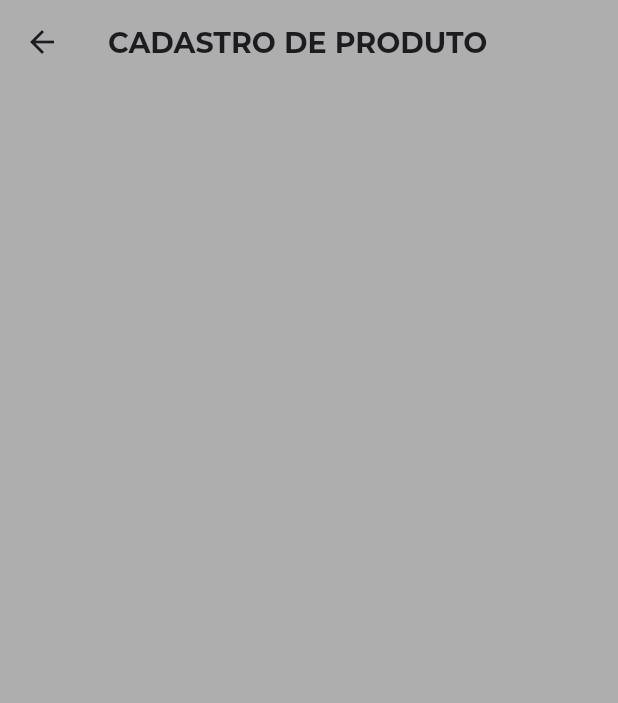
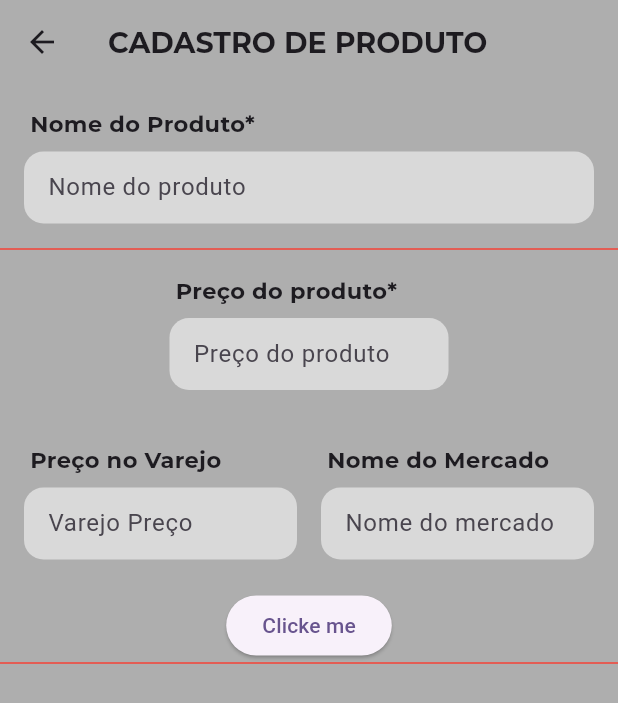
Before and after one commit to C-Brener/MarketToGoApp, a Flutter app: the MainPage screen opened directly, after a tap on an icon or button, on a phone screen of 412 x 824 dp. Shown: the top 703 px of the screen. Run offline on Flutter 3.47's test engine with Material 3 defaults, Android fonts, the phone set to English and light mode, and no system bars; our stand-ins replace flutter_phosphor_icons; network calls fail; project files that could hold a hidden picture were left out.

```diff
--- /dev/null
+++ b/lib/components/empty.dart
@@ -0,0 +1,27 @@
+import 'package:flutter/material.dart';
+import 'package:flutter_phosphor_icons/flutter_phosphor_icons.dart';
+
+class Empty extends StatelessWidget {
+  const Empty({super.key});
+
+  @override
+  Widget build(BuildContext context) {
+    return const Center(
+      child: Column(
+        mainAxisAlignment: MainAxisAlignment.center,
+        children: [
+          Icon(
+            PhosphorIcons.battery_empty,
+            size: 100,
+            color: Colors.grey,
+          ),
+          SizedBox(height: 16),
+          Text(
+            'Nenhum dado disponível',
+            style: TextStyle(fontSize: 16, color: Colors.grey),
+          ),
+        ],
+      ),
+    );
+  }
+}
--- a/lib/components/register_bottom_sheet.dart
+++ b/lib/components/register_bottom_sheet.dart
@@ -1,7 +1,7 @@
 import 'package:flutter/material.dart';
 import 'package:market_to_go/components/input_field.dart';
 import 'package:market_to_go/components/primary_button.dart';
-import 'package:market_to_go/models/register_model.dart';
+import 'package:market_to_go/data/models/register_model.dart';
 import 'package:market_to_go/screen/main_page.dart';
 
 class RegisterForm extends StatefulWidget {
@@ -83,7 +83,6 @@ class _RegisterFormState extends State<RegisterForm> {
                       confirmPassword: confirmPassword,
                       password: password
                     );
-                    print("Testando ${registerModel?.email}");
                     Navigator.push(context, MaterialPageRoute(builder: ((context) => const MainPage())));
                   },
                   textButton: "Concluir"
--- a/lib/components/text_input.dart
+++ b/lib/components/text_input.dart
@@ -1 +1,36 @@
-ste
+import 'package:flutter/material.dart';
+import 'package:market_to_go/components/input_field.dart';
+
+class TextInput extends StatelessWidget {
+  final String textTitleComponent;
+  final String placeHolder;
+  final void Function(String) getText;
+  const TextInput(
+      {super.key,
+      required this.textTitleComponent,
+      required this.placeHolder,
+      required this.getText});
+
+  @override
+  Widget build(BuildContext context) {
+    return Column(
+      crossAxisAlignment: CrossAxisAlignment.start,
+      children: [
+        Padding(
+          padding: const EdgeInsets.fromLTRB(4, 0, 0, 8),
+          child: Text(
+            textTitleComponent,
+            style: const TextStyle(
+                fontFamily: "Montserrat",
+                fontSize: 15,
+                fontWeight: FontWeight.bold),
+          ),
+        ),
+        InputField(
+            typeOfInput: TextInputType.name,
+            textPlaceHolder: placeHolder,
+            getText: getText)
+      ],
+    );
+  }
+}
--- /dev/null
+++ b/lib/data/models/product_model.dart
@@ -0,0 +1,29 @@
+class ProductModel {
+  String name;
+  double price;
+  double salePrice;
+  double retailPrice;
+  String description;
+  String market;
+  String category;
+
+  ProductModel(
+      {required this.name,
+      required this.price,
+      required this.salePrice,
+      required this.retailPrice,
+      required this.description,
+      required this.category,
+      required this.market});
+
+  factory ProductModel.fromMap(Map<String, dynamic> map) {
+    return ProductModel(
+        name: map['name'],
+        price: map['price'].toDouble(),
+        salePrice: 5.0,
+        retailPrice: 5.0,
+        description: map['name'],
+        category: "arrorz",
+        market: map['market']);
+  }
+}
--- /dev/null
+++ b/lib/data/repository/product_repository.dart
@@ -0,0 +1,54 @@
+import 'dart:convert';
+
+import 'package:market_to_go/data/http/http_client.dart';
+import 'package:market_to_go/data/models/product_model.dart';
+
+abstract class IProductRepository {
+  Future<List<ProductModel>> getProducts();
+  createProduct(ProductModel body);
+}
+
+class ProductRepository implements IProductRepository {
+  final IHttpClient client;
+
+  ProductRepository({required this.client});
+
+  @override
+  Future<List<ProductModel>> getProducts() async {
+    final response =
+        await client.get(url: 'http://10.0.2.2:5000/products/find');
+
+    if (response.statusCode == 200) {
+      final List<ProductModel> products = [];
+
+      final body = jsonDecode(response.body);
+
+      body['products'].map((item) {
+        final ProductModel product = ProductModel.fromMap(item);
+        products.add(product);
+      }).toList();
+      return products;
+    } else {
+      throw Exception("Error");
+    }
+  }
+
+  @override
+  createProduct(ProductModel body) async {
+    final Map<String, dynamic> requestBody = {
+      "name": body.name,
+      "price": body.price,
+      "finished_date": "${DateTime.now()}",
+      "market": body.market
+    };
+
+    final jsonString = jsonEncode(requestBody);
+    final response = await client.post(
+        url: 'http://10.0.2.2:5000/products/register', body: jsonString);
+
+    if (response.statusCode == 200) {
+    } else {
+      throw Exception("Error");
+    }
+  }
+}
--- a/lib/screen/App.dart
+++ b/lib/screen/App.dart
@@ -1,5 +1,5 @@
 import 'package:flutter/material.dart';
-import 'package:market_to_go/screen/Login.dart';
+import 'package:market_to_go/screen/login.dart';
 
 class App extends StatefulWidget {
   const App({super.key});
--- a/lib/screen/login.dart
+++ b/lib/screen/login.dart
@@ -1,11 +1,11 @@
 import 'package:flutter/material.dart';
-import 'package:market_to_go/components/Welcome.dart';
 import 'package:market_to_go/components/aboutit.dart';
 import 'package:market_to_go/components/alreadyhave.dart';
 import 'package:market_to_go/components/ggsign.dart';
 import 'package:market_to_go/components/primary_button.dart';
 import 'package:market_to_go/components/register_bottom_sheet.dart';
 import 'package:market_to_go/components/signin.dart';
+import 'package:market_to_go/components/welcome.dart';
 
 class Login extends StatelessWidget {
   const Login({super.key});
@@ -23,8 +23,7 @@ class Login extends StatelessWidget {
       ),
       child: Scaffold(
         backgroundColor: Colors.transparent,
-        body: Container(
-              child: SizedBox(
+        body: SizedBox(
           width: double.infinity,
           child: Padding(
             padding: const EdgeInsets.fromLTRB(12, 46.0, 0, 0),
@@ -72,7 +71,6 @@ class Login extends StatelessWidget {
           ),
         ),
       ),
-      ),
     );
   }
 }
--- a/lib/screen/main_page.dart
+++ b/lib/screen/main_page.dart
@@ -1,9 +1,29 @@
 import 'package:flutter/material.dart';
 import 'package:flutter_phosphor_icons/flutter_phosphor_icons.dart';
+import 'package:market_to_go/components/card_product_item.dart';
+import 'package:market_to_go/components/empty.dart';
+import 'package:market_to_go/components/error.dart';
+import 'package:market_to_go/data/http/http_client.dart';
+import 'package:market_to_go/data/repository/product_repository.dart';
+import 'package:market_to_go/screen/product_store.dart';
 import 'package:market_to_go/screen/product_register_screen.dart';
 
-class MainPage extends StatelessWidget {
+class MainPage extends StatefulWidget {
   const MainPage({super.key});
+
+  @override
+  State<MainPage> createState() => _MainPageState();
+}
+
+class _MainPageState extends State<MainPage> {
+  final ProductStore store =
+      ProductStore(repository: ProductRepository(client: HttpClient()));
+
+  @override
+  void initState() {
+    super.initState();
+    store.getProducts();
+  }
 
   @override
   Widget build(BuildContext context) {
@@ -13,13 +33,19 @@ class MainPage extends StatelessWidget {
           image: DecorationImage(
               image: AssetImage('assets/images/Background_mainPage.png'),
               fit: BoxFit.contain,
-          alignment: Alignment(0.0, -0.3)
-          )
-      ),
+              alignment: Alignment(0.0, -0.3))),
       child: Scaffold(
         floatingActionButton: ElevatedButton(
             onPressed: () {
-            Navigator.push(context, MaterialPageRoute(builder: (context) => const RegisterProduct()));
+              Navigator.push(
+                  context,
+                  MaterialPageRoute(
+                      builder: (context) =>
+                          RegisterProduct(registerProduct: (data) {
+                            Navigator.of(context).pop(true);
+                            store.createProduct(body: data);
+                            store.getProducts();
+                          })));
             },
             child: const Icon(
               PhosphorIcons.plus_bold,
@@ -27,27 +53,31 @@ class MainPage extends StatelessWidget {
               color: Colors.black,
             )),
         backgroundColor: Colors.transparent,
-        body: const SizedBox(
-          width: double.infinity,
-          child: Padding(
-            padding: EdgeInsets.fromLTRB(12, 46.0, 0, 0),
-            child: Column(
-              mainAxisAlignment: MainAxisAlignment.start,
-              children: [
-                Column(
-                  children: [
-
-                  ],
-                )
-              ],
-            ),
-          ),
+        body: Padding(
+          padding: const EdgeInsets.fromLTRB(12, 46.0, 0, 0),
+          child: AnimatedBuilder(
+              animation:
+                  Listenable.merge([store.isLoading, store.erro, store.state]),
+              builder: (context, child) {
+                if (store.isLoading.value) {
+                  return const CircularProgressIndicator();
+                }
+                if (store.erro.value.isNotEmpty) {
+                  return const ErrorComponent();
+                }
+                if (store.state.value.isEmpty) {
+                  return const Empty();
+                } else {
+                  final items = store.state.value;
+                  return ListView.builder(
+                      itemCount: items.length,
+                      itemBuilder: (context, index) {
+                        return CardProductItem(name: items[index].name , price: items[index].price, market: items[index].market,);
+                      });
+                }
+              }),
         ),
       ),
     );
   }
 }
-
-
-
-                              // Navigator.push(context, MaterialPageRoute(builder: ((context) => const RegisterProduct())));
--- a/lib/screen/product_register_screen.dart
+++ b/lib/screen/product_register_screen.dart
@@ -1,8 +1,19 @@
 import 'package:flutter/material.dart';
+import 'package:market_to_go/components/text_input.dart';
+import 'package:market_to_go/data/models/product_model.dart';
 
-class RegisterProduct extends StatelessWidget {
-  const RegisterProduct({super.key});
+class RegisterProduct extends StatefulWidget {
+  final void Function(ProductModel) registerProduct;
+  const RegisterProduct({super.key, required this.registerProduct});
 
+  @override
+  State<RegisterProduct> createState() => _RegisterProductState();
+}
+
+class _RegisterProductState extends State<RegisterProduct> {
+  var name = "";
+  var market = "";
+  var price = 0.0;
   @override
   Widget build(BuildContext context) {
     return Scaffold(
@@ -17,10 +28,72 @@ class RegisterProduct extends StatelessWidget {
           ),
         ),
       ),
-      backgroundColor: Color.fromARGB(255, 174, 174, 174),
+      backgroundColor: const Color.fromARGB(255, 174, 174, 174),
       body: Column(
         children: [
-
+          Padding(
+            padding: const EdgeInsets.all(16.0),
+            child: TextInput(
+                textTitleComponent: "Nome do Produto*",
+                placeHolder: "Nome do produto",
+                getText: (nameProduct) => {name = nameProduct}),
+          ),
+          const Divider(
+            height: 2,
+            color: Colors.red,
+          ),
+          Column(
+            crossAxisAlignment: CrossAxisAlignment.center,
+            children: [
+              Padding(
+                padding:
+                    const EdgeInsets.symmetric(horizontal: 113, vertical: 16),
+                child: TextInput(
+                    textTitleComponent: "Preço do produto*",
+                    placeHolder: "Preço do produto",
+                    getText: (priceProduct) =>
+                        {price = double.parse(priceProduct)}),
+              ),
+              Padding(
+                padding:
+                    const EdgeInsets.symmetric(horizontal: 16, vertical: 20),
+                child: Flex(
+                  direction: Axis.horizontal,
+                  children: [
+                    Expanded(
+                      child: TextInput(
+                          textTitleComponent: "Preço no Varejo",
+                          placeHolder: "Varejo Preço",
+                          getText: (text) => {}),
+                    ),
+                    const Padding(padding: EdgeInsets.fromLTRB(16, 0, 0, 0)),
+                    Expanded(
+                      child: TextInput(
+                          textTitleComponent: "Nome do Mercado",
+                          placeHolder: "Nome do mercado",
+                          getText: (text) => {market = text}),
+                    )
+                  ],
+                ),
+              ),
+              ElevatedButton(
+                  onPressed: () {
+                    widget.registerProduct(ProductModel(
+                        name: name,
+                        price: price,
+                        salePrice: 12,
+                        retailPrice: 1,
+                        description: name,
+                        category: "category",
+                        market: market));
+                  },
+                  child: const Text("Clicke me"))
+            ],
+          ),
+          const Divider(
+            height: 2,
+            color: Colors.red,
+          ),
         ],
       ),
     );
--- /dev/null
+++ b/lib/screen/product_store.dart
@@ -0,0 +1,39 @@
+import 'dart:developer';
+
+import 'package:flutter/material.dart';
+import 'package:market_to_go/data/models/product_model.dart';
+import 'package:market_to_go/data/repository/product_repository.dart';
+
+class ProductStore {
+  final IProductRepository repository;
+  //Loading
+  final ValueNotifier<bool> isLoading = ValueNotifier<bool>(false);
+
+  //state screen
+  final ValueNotifier<List<ProductModel>> state = ValueNotifier([]);
+
+  // error
+
+  final ValueNotifier<String> erro = ValueNotifier("");
+
+  ProductStore({required this.repository});
+
+  Future getProducts() async {
+    isLoading.value = true;
+    try {
+      final result = await repository.getProducts();
+      state.value = result;
+    } catch (e) {
+      erro.value = "";
+    }
+    isLoading.value = false;
+  }
+
+  createProduct({required ProductModel body}) {
+    try {
+      repository.createProduct(body);
+    } catch (e) {
+      log(e.toString());
+    }
+  }
+}
```
Also changed, not shown: lib/components/card_product_item.dart (added, +41 -0 lines), lib/components/error.dart (added, +32 -0 lines), lib/data/http/http_client.dart (added, +24 -0 lines), lib/models/product_model.dart (deleted, +0 -19 lines), lib/data/models/register_model.dart (renamed from lib/models/register_model.dart). Lines whose indentation alone changed are shown as unchanged.
